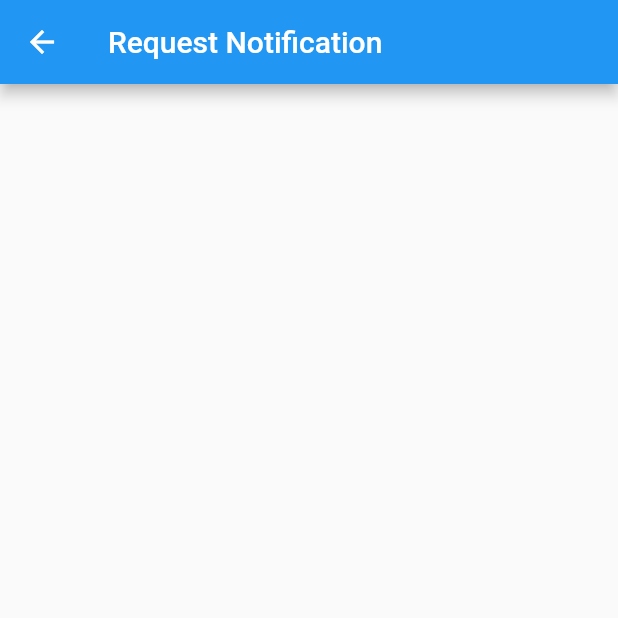
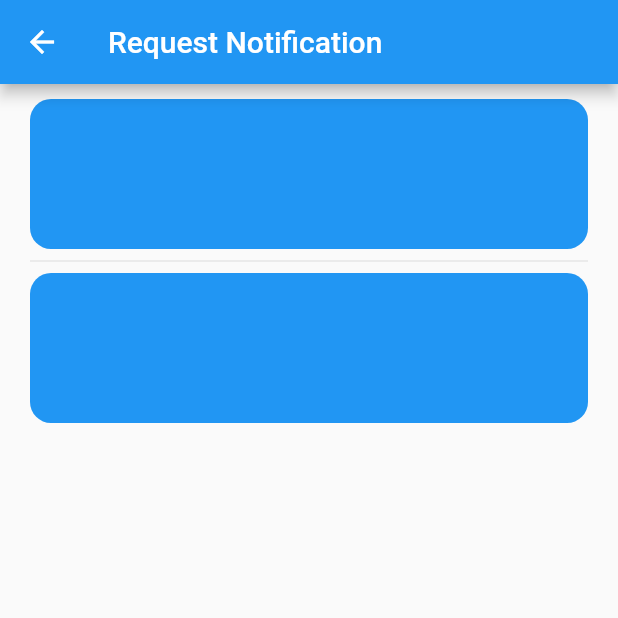
Before and after one commit to nabarazz/flutter-rideSharing, a Flutter app: the NotificationScreen screen opened directly, on a phone screen of 412 x 824 dp, the top half of it. Run offline on Flutter 3.47's test engine with Material 2 defaults, Android fonts, the phone set to English and light mode, and no system bars; our stand-ins replace dartz, flutter_map, flutter_riverpod, flutter_svg, freezed_annotation, geocoding and 3 more; accounts and stored records are empty; network calls fail.

Commit message:
minor update

```diff
--- a/lib/features/presentaion/notification_screen/notification_screen.dart
+++ b/lib/features/presentaion/notification_screen/notification_screen.dart
@@ -24,28 +24,54 @@ class _NotificationScreenState extends ConsumerState<NotificationScreen> {
 
   @override
   Widget build(BuildContext context) {
-    final state = ref.watch(_requestListController);
+    // final state = ref.watch(_requestListController);
     return Scaffold(
       appBar: AppBar(
         title: const Text('Request Notification'),
       ),
-      body: state.maybeMap(
-          loading: (_) => const CircularProgressIndicator(),
-          success: (state) {
-            final requestListResponse = state;
-            final data = requestListResponse.data;
-            return null;
-
-            // return ListView.separated(
-            //   itemCount: data.,
-            //   itemBuilder: itemBuilder,
-            //   separatorBuilder: separatorBuilder,
-
-            // );
+      body: Padding(
+        padding: const EdgeInsets.symmetric(vertical: 10, horizontal: 20),
+        child: ListView.separated(
+          itemCount: 2,
+          itemBuilder: (context, index) {
+            return Container(
+              height: 100,
+              decoration: BoxDecoration(
+                color: Colors.blue,
+                borderRadius: BorderRadius.circular(14),
+              ),
+            );
           },
-          orElse: () {
-            return null;
-          }),
+          separatorBuilder: (context, as) {
+            return const Divider();
+          },
+        ),
+      ),
+      // body: state.maybeMap(
+      //   loading: (_) => const Center(child: CircularProgressIndicator()),
+      //   success: (state) {
+      //     final requestListResponse = state;
+      //     final data = requestListResponse.data;
+      //     return ListView.separated(
+      //       itemCount: 2,
+      //       itemBuilder: (context, index) {
+      //         return Container(
+      //           height: 100,
+      //           decoration: BoxDecoration(
+      //             color: Colors.blue,
+      //             borderRadius: BorderRadius.circular(14),
+      //           ),
+      //         );
+      //       },
+      //       separatorBuilder: (context, as) {
+      //         return const Divider();
+      //       },
+      //     );
+      //   },
+      //   orElse: () {
+      //     return null;
+      //   },
+      // ),
     );
   }
 }
```
Also changed, not shown: lib/features/presentaion/settings/seting_screen.dart (+5 -3 lines).
